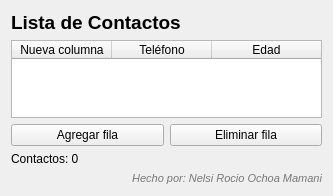
Old version of the form clase10/contactos.ui in the repository Nelsi8a/vs-code.
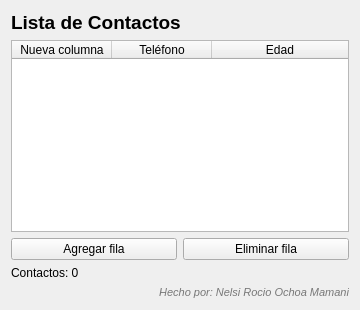
New version of the form.

Commit message: Corrige seleccion y eliminacion de contactos

Diff of the .ui file:
```diff
--- a/clase10/contactos.ui
+++ b/clase10/contactos.ui
@@ -6,8 +6,8 @@
    <rect>
     <x>0</x>
     <y>0</y>
-    <width>333</width>
-    <height>196</height>
+    <width>360</width>
+    <height>310</height>
    </rect>
   </property>
   <property name="windowTitle">
```
Left out of the diff: 2 changed lines with no effect on the pictures. The commit also changes 1 other file.
